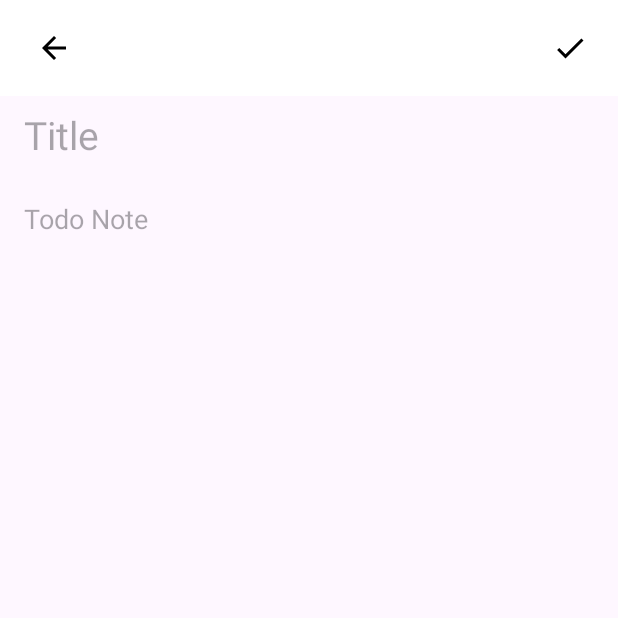
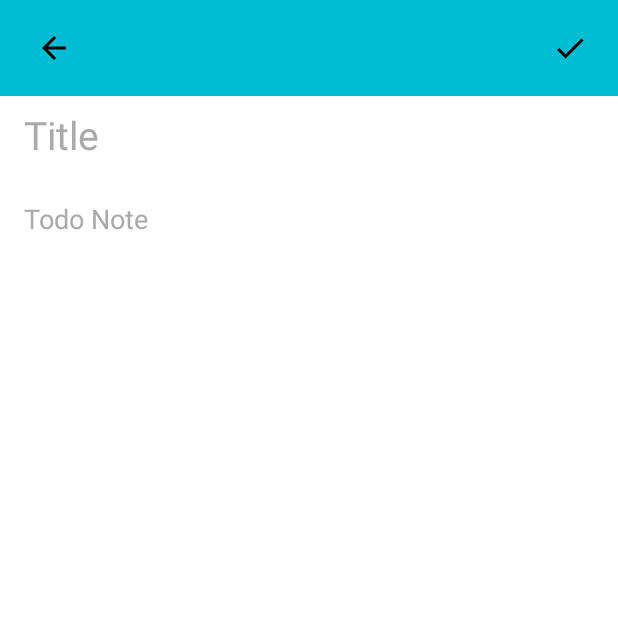
Before and after one commit to krishnbhoraniya/KotlinTodoApp, an Android app: the screen it shows after launch (AddTodoActivity), after a tap on "TODO", on a phone screen of 412 x 824 dp, the top half of it. Run offline under Robolectric (Android 15) with nearby library versions, the phone set to English and light mode, and no system bars; our stand-ins replace Room's generated code, data binding.

Commit message:
- Updated design - Added button click listener

```diff
--- a/app/src/main/java/com/kotlintodoapp/MainActivity.kt
+++ b/app/src/main/java/com/kotlintodoapp/MainActivity.kt
@@ -4,6 +4,7 @@ import android.app.Activity
 import android.content.Intent
 import android.os.Bundle
 import androidx.appcompat.app.AppCompatActivity
+import androidx.core.content.ContextCompat
 import androidx.lifecycle.ViewModelProvider
 import com.kotlintodoapp.database.entities.Todo
 import com.kotlintodoapp.databinding.ActivityMainBinding
@@ -28,6 +29,7 @@ class MainActivity : AppCompatActivity(), TodoClickListener {
         super.onCreate(savedInstanceState)
         binding = ActivityMainBinding.inflate(layoutInflater)
         setContentView(binding.root)
+        window.statusBarColor = ContextCompat.getColor(this, R.color.my_light_primary)
 
         initViews()
         initData()
--- a/app/src/main/java/com/kotlintodoapp/ui/addtodo/AddTodoActivity.kt
+++ b/app/src/main/java/com/kotlintodoapp/ui/addtodo/AddTodoActivity.kt
@@ -4,6 +4,7 @@ import android.app.Activity
 import android.content.Intent
 import android.os.Bundle
 import androidx.appcompat.app.AppCompatActivity
+import androidx.core.content.ContextCompat
 import com.kotlintodoapp.R
 import com.kotlintodoapp.database.entities.Todo
 import com.kotlintodoapp.databinding.ActivityAddTodoBinding
@@ -22,6 +23,7 @@ class AddTodoActivity : AppCompatActivity(), AddEditTodoListener {
         super.onCreate(savedInstanceState)
         binding = ActivityAddTodoBinding.inflate(layoutInflater)
         setContentView(binding.root)
+        window.statusBarColor = ContextCompat.getColor(this, R.color.my_light_primary)
 
         getIntentData()
         setListener()
--- /dev/null
+++ b/app/src/main/res/drawable/edit_text_cursor.xml
@@ -0,0 +1,6 @@
+<?xml version="1.0" encoding="utf-8"?>
+<shape xmlns:android="http://schemas.android.com/apk/res/android"
+    android:shape="rectangle">
+    <size android:width="2dp" />
+    <solid android:color="@color/my_light_primary" />
+</shape>
--- a/app/src/main/res/layout/activity_add_todo.xml
+++ b/app/src/main/res/layout/activity_add_todo.xml
@@ -19,13 +19,14 @@
     <androidx.constraintlayout.widget.ConstraintLayout
         android:layout_width="match_parent"
         android:layout_height="match_parent"
+        android:background="@color/white"
         tools:context=".ui.addtodo.AddTodoActivity">
 
-        <androidx.appcompat.widget.Toolbar
+        <com.google.android.material.appbar.MaterialToolbar
             android:id="@+id/toolbar"
             android:layout_width="0dp"
             android:layout_height="wrap_content"
-            android:background="@color/white"
+            android:background="@color/my_light_primary"
             android:minHeight="?attr/actionBarSize"
             android:theme="?attr/actionBarTheme"
             app:layout_constraintEnd_toEndOf="parent"
@@ -40,6 +41,7 @@
                     android:id="@+id/ivBackArrow"
                     android:layout_width="wrap_content"
                     android:layout_height="wrap_content"
+                    android:onClick="@{() -> addEditTodoListener.onBackClick()}"
                     android:padding="8dp"
                     app:srcCompat="@drawable/baseline_arrow_back_24" />
 
@@ -49,7 +51,7 @@
                     android:layout_height="wrap_content"
                     android:layout_alignParentEnd="true"
                     android:layout_marginEnd="12dp"
-                    android:onClick="@{()-> addEditTodoListener.onSaveClick(oldTodo != null)}"
+                    android:onClick="@{() -> addEditTodoListener.onSaveClick(oldTodo != null)}"
                     android:padding="8dp"
                     app:srcCompat="@drawable/baseline_check_24" />
 
@@ -59,13 +61,14 @@
                     android:layout_height="wrap_content"
                     android:layout_marginEnd="12dp"
                     android:layout_toStartOf="@+id/ivCheck"
+                    android:onClick="@{() -> addEditTodoListener.onDeleteClick()}"
                     android:padding="8dp"
                     android:visibility="@{oldTodo != null ? View.VISIBLE : View.GONE}"
                     app:srcCompat="@drawable/baseline_delete_24" />
 
             </RelativeLayout>
 
-        </androidx.appcompat.widget.Toolbar>
+        </com.google.android.material.appbar.MaterialToolbar>
 
         <EditText
             android:id="@+id/etTitle"
@@ -78,6 +81,9 @@
             android:ems="10"
             android:hint="@string/title"
             android:text="@{oldTodo.title}"
+            android:textColor="@color/black"
+            android:textColorHint="@android:color/darker_gray"
+            android:textCursorDrawable="@drawable/edit_text_cursor"
             android:textSize="26sp"
             app:layout_constraintEnd_toEndOf="parent"
             app:layout_constraintStart_toStartOf="parent"
@@ -95,6 +101,9 @@
             android:inputType="textMultiLine"
             android:lineSpacingMultiplier="1.8"
             android:text="@{oldTodo.note}"
+            android:textColor="@color/black"
+            android:textColorHint="@android:color/darker_gray"
+            android:textCursorDrawable="@drawable/edit_text_cursor"
             app:layout_constraintBottom_toBottomOf="parent"
             app:layout_constraintEnd_toEndOf="@+id/etTitle"
             app:layout_constraintStart_toStartOf="@+id/etTitle"
--- a/app/src/main/res/layout/item_todo.xml
+++ b/app/src/main/res/layout/item_todo.xml
@@ -20,9 +20,9 @@
         android:layout_width="match_parent"
         android:layout_height="wrap_content"
         android:layout_margin="8dp"
-        android:background="@color/white"
         android:elevation="8dp"
         android:onClick="@{()-> todoClickListener.onItemClick(todo)}"
+        app:cardBackgroundColor="@color/white"
         app:cardCornerRadius="8dp">
 
         <LinearLayout
--- a/app/src/main/res/values/colors.xml
+++ b/app/src/main/res/values/colors.xml
@@ -2,4 +2,6 @@
 <resources>
     <color name="black">#FF000000</color>
     <color name="white">#FFFFFFFF</color>
+
+    <color name="my_light_primary">#00BCD4</color>
 </resources>
--- a/app/src/main/res/values/themes.xml
+++ b/app/src/main/res/values/themes.xml
@@ -2,7 +2,7 @@
     <!-- Base application theme. -->
     <style name="Base.Theme.KotlinTodoApp" parent="Theme.Material3.DayNight.NoActionBar">
         <!-- Customize your light theme here. -->
-        <!-- <item name="colorPrimary">@color/my_light_primary</item> -->
+        <item name="colorPrimary">@color/my_light_primary</item>
     </style>
 
     <style name="Theme.KotlinTodoApp" parent="Base.Theme.KotlinTodoApp" />
```
Also changed, not shown: app/src/main/res/layout/activity_main.xml (+11 -7 lines).
